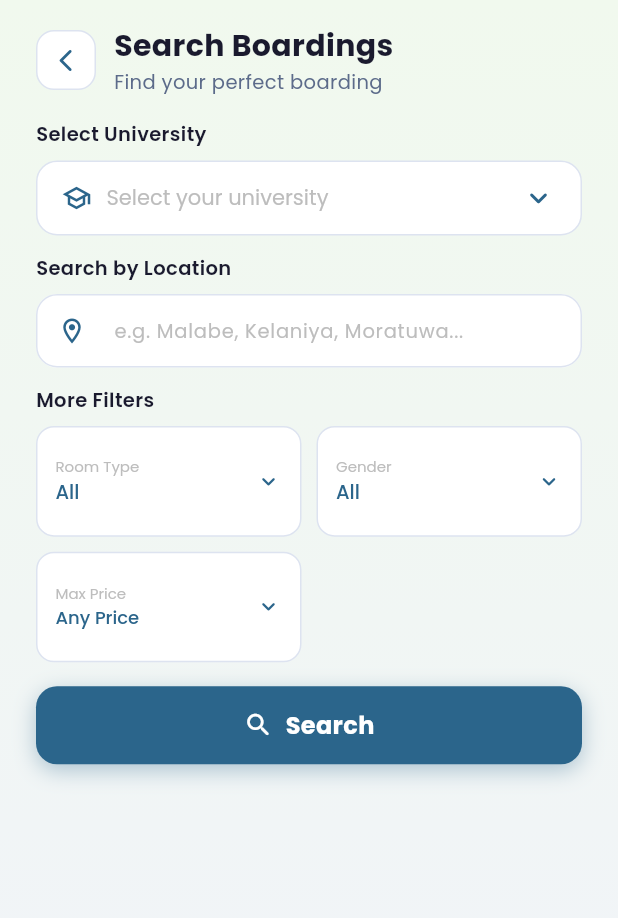
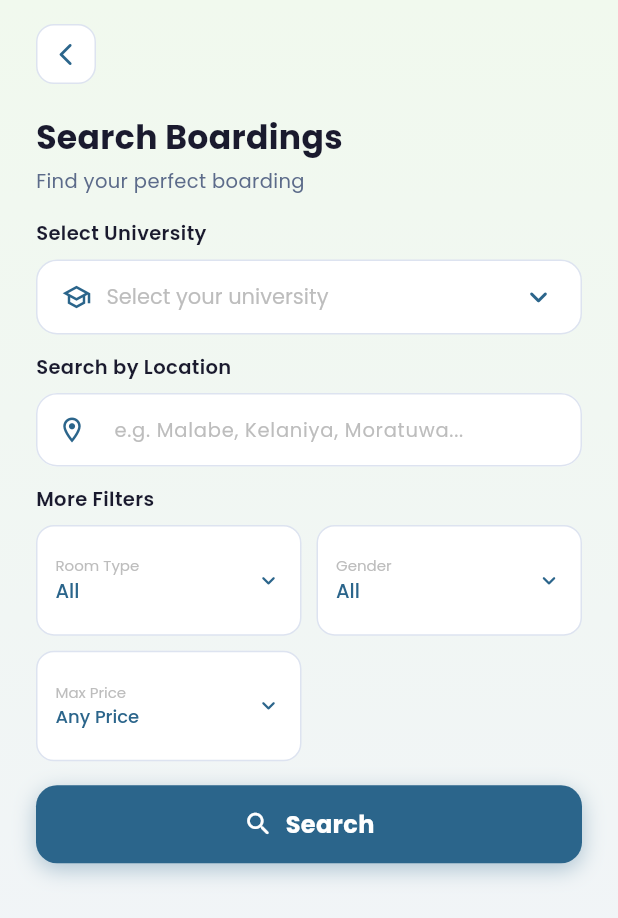
Before and after one commit to NavodPriyadarshana/UniBoardTest, a Flutter app: the SearchScreen screen opened directly, on a phone screen of 412 x 824 dp. Shown: the top 918 px of the screen. Run offline on Flutter 3.47's test engine with Material 3 defaults, Android fonts, the phone set to English and light mode, and no system bars; our stand-ins replace cloud_firestore, firebase_auth, firebase_core, google_fonts; accounts and stored records are empty.

Commit message:
adjust the back arrow position

```diff
--- a/lib/screens/student/search_screen.dart
+++ b/lib/screens/student/search_screen.dart
@@ -88,6 +88,7 @@ class _SearchScreenState extends State<SearchScreen> {
         maxPrice: _selectedMaxPrice,
       );
 
+      // Further filter by location text if entered
       final query = _searchController.text.trim().toLowerCase();
       final filtered = query.isEmpty
           ? results
@@ -95,7 +96,8 @@ class _SearchScreenState extends State<SearchScreen> {
               return l.title.toLowerCase().contains(query) ||
                   l.location.toLowerCase().contains(query) ||
                   l.city.toLowerCase().contains(query) ||
-                  l.university.toLowerCase().contains(query);
+                  l.university.toLowerCase().contains(query) ||
+                  l.description.toLowerCase().contains(query);
             }).toList();
 
       if (mounted) setState(() => _results = filtered);
@@ -175,9 +177,13 @@ class _SearchScreenState extends State<SearchScreen> {
   Widget _buildHeader() {
     return Padding(
       padding: const EdgeInsets.fromLTRB(24, 16, 24, 12),
-    child: Row(
+      child: Column(
+        crossAxisAlignment: CrossAxisAlignment.start,
         children: [
-        // Back button
+          // ── Back button and Clear on same row ──
+          Row(
+            mainAxisAlignment: MainAxisAlignment.spaceBetween,
+            children: [
               GestureDetector(
                 onTap: () => Navigator.pop(context),
                 child: Container(
@@ -187,8 +193,7 @@ class _SearchScreenState extends State<SearchScreen> {
                     color: Colors.white,
                     borderRadius: BorderRadius.circular(12),
                     border: Border.all(
-                color: const Color(0xFFDDE3F0),
-              ),
+                        color: const Color(0xFFDDE3F0)),
                   ),
                   child: const Icon(
                     Icons.arrow_back_ios_rounded,
@@ -197,33 +202,6 @@ class _SearchScreenState extends State<SearchScreen> {
                   ),
                 ),
               ),
-        const SizedBox(width: 12),
-
-        // Title
-        Expanded(
-          child: Column(
-            crossAxisAlignment: CrossAxisAlignment.start,
-            children: [
-              Text(
-                'Search Boardings',
-                style: GoogleFonts.poppins(
-                  fontSize: 20,
-                  fontWeight: FontWeight.w700,
-                  color: const Color(0xFF1A1A2E),
-                ),
-              ),
-              Text(
-                'Find your perfect boarding',
-                style: GoogleFonts.poppins(
-                  fontSize: 13,
-                  color: const Color(0xFF5C6B8A),
-                ),
-              ),
-            ],
-          ),
-        ),
-
-        // Clear button
               if (_hasSearched)
                 GestureDetector(
                   onTap: _clearFilters,
@@ -234,6 +212,28 @@ class _SearchScreenState extends State<SearchScreen> {
                       color: const Color(0xFFF09418),
                       fontWeight: FontWeight.w600,
                     ),
+                  ),
+                ),
+            ],
+          ),
+
+          const SizedBox(height: 20),
+
+          // ── Title below back button ──
+          Text(
+            'Search Boardings',
+            style: GoogleFonts.poppins(
+              fontSize: 22,
+              fontWeight: FontWeight.w700,
+              color: const Color(0xFF1A1A2E),
+            ),
+          ),
+          const SizedBox(height: 4),
+          Text(
+            'Find your perfect boarding',
+            style: GoogleFonts.poppins(
+              fontSize: 13,
+              color: const Color(0xFF5C6B8A),
             ),
           ),
         ],
```
Lines whose indentation alone changed are shown as unchanged.
